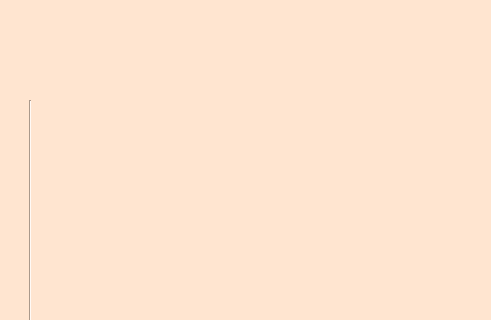
Above: LibraryInformationSystem/admincatalogue.ui from janelle-lr/CS106LibraryInformationSystem before the change; both pictures show x 190 to 681 and y 0 to 320 of the 1280 by 640 pixel window. Below: the same form after it.
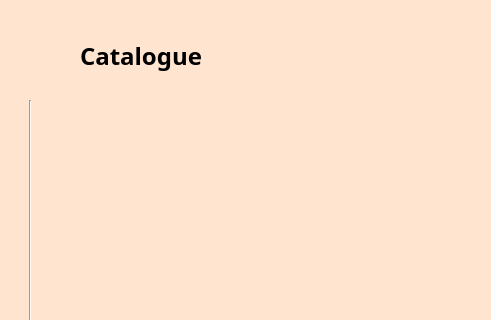
That is the form after the change. Icons and pictures are not drawn.

The edit to the form file:
```diff
--- a/LibraryInformationSystem/admincatalogue.ui
+++ b/LibraryInformationSystem/admincatalogue.ui
@@ -280,6 +280,25 @@
      <string>TextLabel</string>
     </property>
    </widget>
+   <widget class="QLabel" name="pageTitle">
+    <property name="geometry">
+     <rect>
+      <x>270</x>
+      <y>30</y>
+      <width>331</width>
+      <height>51</height>
+     </rect>
+    </property>
+    <property name="styleSheet">
+     <string notr="true">QLabel{
+	font-size: 24px;
+	font-weight: bold;
+}</string>
+    </property>
+    <property name="text">
+     <string>Catalogue</string>
+    </property>
+   </widget>
   </widget>
   <widget class="QMenuBar" name="menubar">
    <property name="geometry">
```
